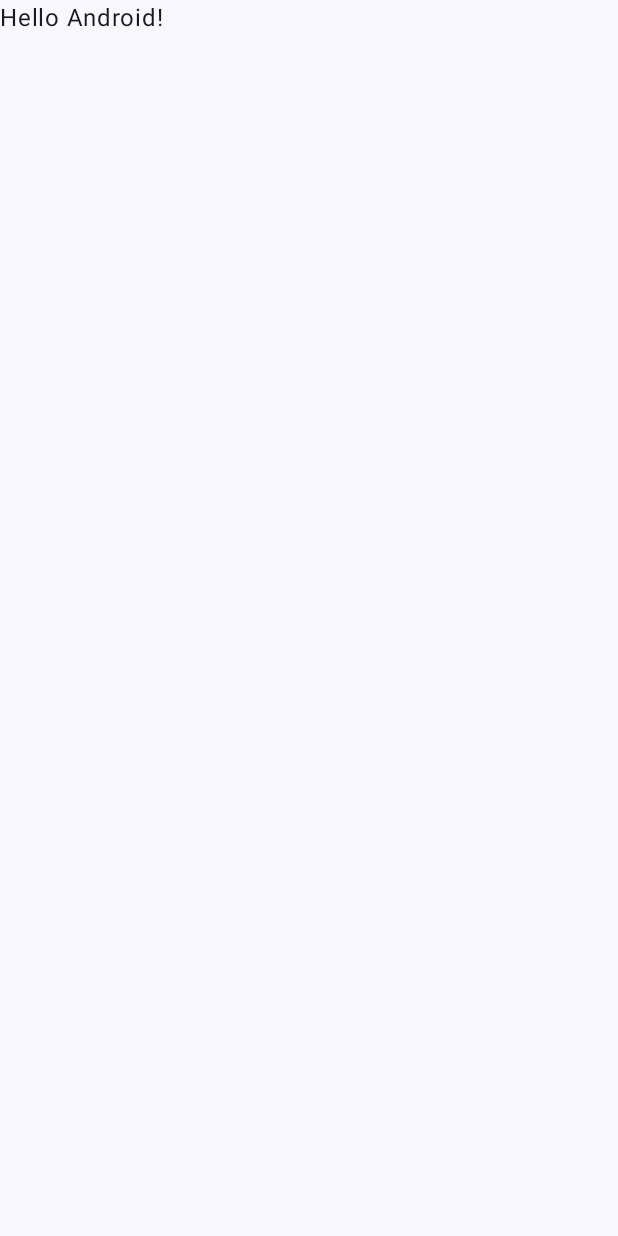
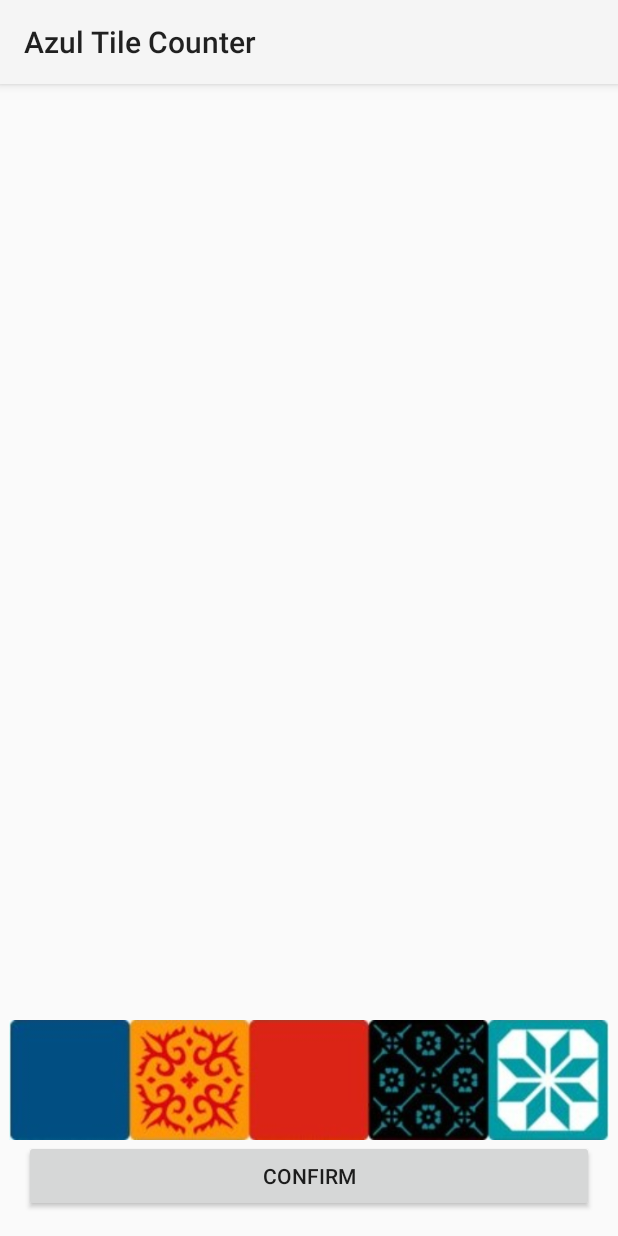
Before and after one commit to Nnomii/AzulTileCounter, an Android app built with Jetpack Compose: the screen it shows after launch (MainActivity), on a phone screen of 412 x 824 dp. Before the commit the screen is almost empty. Run offline under Robolectric (Android 15) with nearby library versions, the phone set to English and light mode, and no system bars.

Commit message:
Base button layout for main screen

```diff
--- a/app/build.gradle
+++ b/app/build.gradle
@@ -51,11 +51,13 @@ dependencies {
     implementation 'androidx.core:core-ktx:1.8.0'
     implementation 'androidx.lifecycle:lifecycle-runtime-ktx:2.3.1'
     implementation 'androidx.activity:activity-compose:1.5.1'
+    implementation "androidx.appcompat:appcompat:1.6.1"
     implementation platform('androidx.compose:compose-bom:2022.10.00')
     implementation 'androidx.compose.ui:ui'
     implementation 'androidx.compose.ui:ui-graphics'
     implementation 'androidx.compose.ui:ui-tooling-preview'
     implementation 'androidx.compose.material3:material3'
+    implementation 'androidx.constraintlayout:constraintlayout:2.1.4'
     testImplementation 'junit:junit:4.13.2'
     androidTestImplementation 'androidx.test.ext:junit:1.1.5'
     androidTestImplementation 'androidx.test.espresso:espresso-core:3.5.1'
--- a/app/src/main/AndroidManifest.xml
+++ b/app/src/main/AndroidManifest.xml
@@ -10,13 +10,13 @@
         android:label="@string/app_name"
         android:roundIcon="@mipmap/ic_launcher_round"
         android:supportsRtl="true"
-        android:theme="@style/Theme.AzulTileCounter"
+        android:theme="@style/Theme.AppCompat.Light"
         tools:targetApi="31">
         <activity
             android:name=".MainActivity"
             android:exported="true"
             android:label="@string/app_name"
-            android:theme="@style/Theme.AzulTileCounter">
+            android:theme="@style/Theme.AppCompat.Light">
             <intent-filter>
                 <action android:name="android.intent.action.MAIN" />
 
--- a/app/src/main/java/com/example/azultilecounter/MainActivity.kt
+++ b/app/src/main/java/com/example/azultilecounter/MainActivity.kt
@@ -1,46 +1,28 @@
 package com.example.azultilecounter
 
 import android.os.Bundle
-import androidx.activity.ComponentActivity
-import androidx.activity.compose.setContent
-import androidx.compose.foundation.layout.fillMaxSize
-import androidx.compose.material3.MaterialTheme
-import androidx.compose.material3.Surface
-import androidx.compose.material3.Text
-import androidx.compose.runtime.Composable
-import androidx.compose.ui.Modifier
-import androidx.compose.ui.tooling.preview.Preview
-import com.example.azultilecounter.ui.theme.AzulTileCounterTheme
+import android.widget.Button
+import androidx.appcompat.app.AppCompatActivity
 
-class MainActivity : ComponentActivity() {
+class MainActivity : AppCompatActivity() {
+
     override fun onCreate(savedInstanceState: Bundle?) {
         super.onCreate(savedInstanceState)
-        setContent {
-            AzulTileCounterTheme {
-                // A surface container using the 'background' color from the theme
-                Surface(
-                    modifier = Modifier.fillMaxSize(),
-                    color = MaterialTheme.colorScheme.background
-                ) {
-                    Greeting("Android")
-                }
-            }
+        setContentView(R.layout.activity_main)
+
+        // Reference the square image buttons
+        val buttonBlue: Button = findViewById(R.id.button_blue)
+        val buttonYellow: Button = findViewById(R.id.button_yellow)
+        val buttonRed: Button = findViewById(R.id.button_red)
+        val buttonBlack: Button = findViewById(R.id.button_black)
+        val buttonWhite: Button = findViewById(R.id.button_white)
+
+
+        // Reference and set onClick for the Confirm button
+        val confirmButton: Button = findViewById(R.id.confirm_button)
+        confirmButton.setOnClickListener {
+            // Handle confirm button click
+            println("confirm_pressed")
         }
     }
 }
-
-@Composable
-fun Greeting(name: String, modifier: Modifier = Modifier) {
-    Text(
-        text = "Hello $name!",
-        modifier = modifier
-    )
-}
-
-@Preview(showBackground = true)
-@Composable
-fun GreetingPreview() {
-    AzulTileCounterTheme {
-        Greeting("Android")
-    }
-}
--- /dev/null
+++ b/app/src/main/res/layout/activity_main.xml
@@ -0,0 +1,91 @@
+<?xml version="1.0" encoding="utf-8"?>
+<androidx.constraintlayout.widget.ConstraintLayout xmlns:android="http://schemas.android.com/apk/res/android"
+    xmlns:app="http://schemas.android.com/apk/res-auto"
+    xmlns:tools="http://schemas.android.com/tools"
+    android:layout_width="match_parent"
+    android:layout_height="match_parent"
+    tools:context=".MainActivity">
+
+    <!-- 5 square buttons aligned in a row -->
+    <LinearLayout
+        android:id="@+id/button_row"
+        android:layout_width="400dp"
+        android:layout_height="80dp"
+        android:layout_gravity="bottom"
+        android:background="@drawable/azultilescrop"
+        android:gravity="center"
+        android:orientation="horizontal"
+        android:padding="0dp"
+        app:layout_constraintBottom_toTopOf="@+id/confirm_button"
+        app:layout_constraintEnd_toEndOf="parent"
+        app:layout_constraintStart_toStartOf="parent">
+
+        <Button
+            android:id="@+id/button_blue"
+            android:layout_width="0dp"
+            android:layout_height="match_parent"
+            android:layout_margin="4dp"
+            android:layout_weight="1"
+            android:contentDescription="@string/blue_button"
+            android:scaleType="fitCenter"
+            android:visibility="visible"
+            style="?android:attr/buttonBarButtonStyle" />
+
+        <Button
+            android:id="@+id/button_yellow"
+            style="?android:attr/buttonBarButtonStyle"
+            android:layout_width="0dp"
+            android:layout_height="match_parent"
+            android:layout_margin="4dp"
+            android:layout_weight="1"
+            android:contentDescription="@string/yellow_button"
+            android:scaleType="fitCenter"
+            android:visibility="visible" />
+
+        <Button
+            android:id="@+id/button_red"
+            style="?android:attr/buttonBarButtonStyle"
+            android:layout_width="0dp"
+            android:layout_height="match_parent"
+            android:layout_margin="4dp"
+            android:layout_weight="1"
+            android:contentDescription="@string/red_button"
+            android:scaleType="fitCenter"
+            android:visibility="visible" />
+
+        <Button
+            android:id="@+id/button_black"
+            style="?android:attr/buttonBarButtonStyle"
+            android:layout_width="0dp"
+            android:layout_height="match_parent"
+            android:layout_margin="4dp"
+            android:layout_weight="1"
+            android:contentDescription="@string/black_button"
+            android:scaleType="fitCenter"
+            android:visibility="visible" />
+
+        <Button
+            android:id="@+id/button_white"
+            style="?android:attr/buttonBarButtonStyle"
+            android:layout_width="0dp"
+            android:layout_height="match_parent"
+            android:layout_margin="4dp"
+            android:layout_weight="1"
+            android:contentDescription="@string/white_button"
+            android:scaleType="fitCenter"
+            android:visibility="visible" />
+    </LinearLayout>
+
+    <!-- Confirm button -->
+    <Button
+        android:id="@+id/confirm_button"
+        android:layout_width="match_parent"
+        android:layout_height="wrap_content"
+        android:layout_gravity="bottom"
+        android:layout_margin="16dp"
+        android:text="@string/confirm"
+        app:layout_constraintBottom_toBottomOf="parent"
+        app:layout_constraintEnd_toEndOf="parent"
+        app:layout_constraintStart_toStartOf="parent" />
+
+</androidx.constraintlayout.widget.ConstraintLayout>
--- a/app/src/main/res/values/strings.xml
+++ b/app/src/main/res/values/strings.xml
@@ -1,3 +1,9 @@
 <resources>
     <string name="app_name">Azul Tile Counter</string>
+    <string name="confirm">Confirm</string>
+    <string name="blue_button">Blue button</string>
+    <string name="yellow_button">Yellow button</string>
+    <string name="red_button">Red button</string>
+    <string name="black_button">Black button</string>
+    <string name="white_button">White button</string>
 </resources>
```
Also changed, not shown: app/src/main/res/drawable/azultilescrop.jpg (added).
